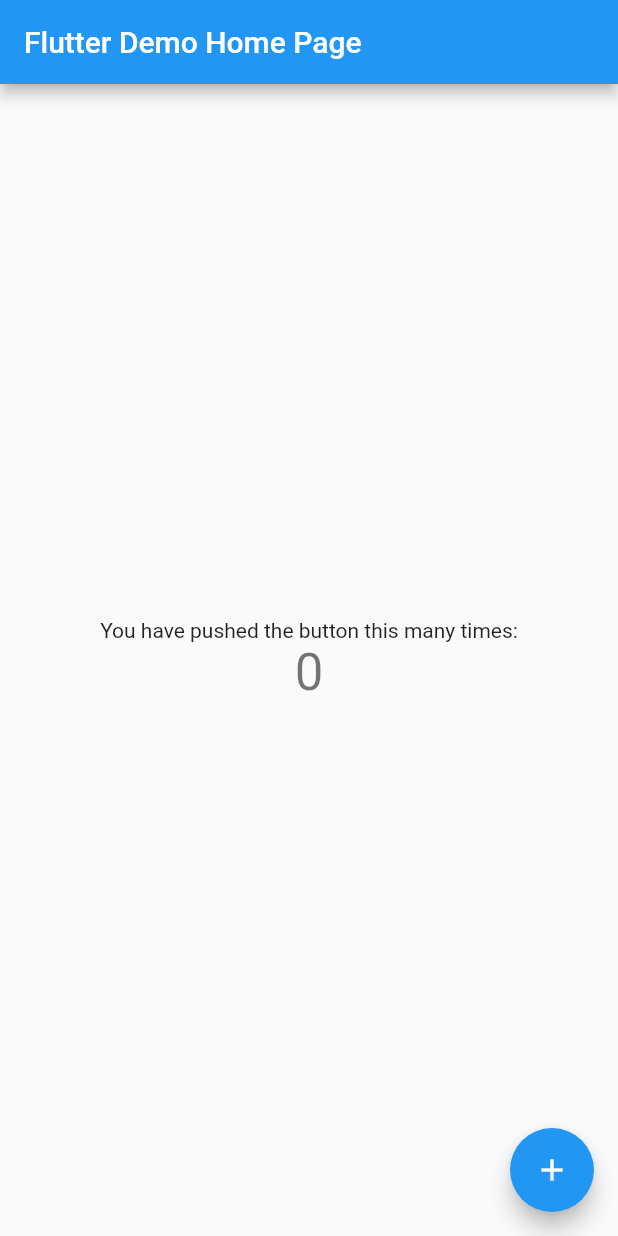
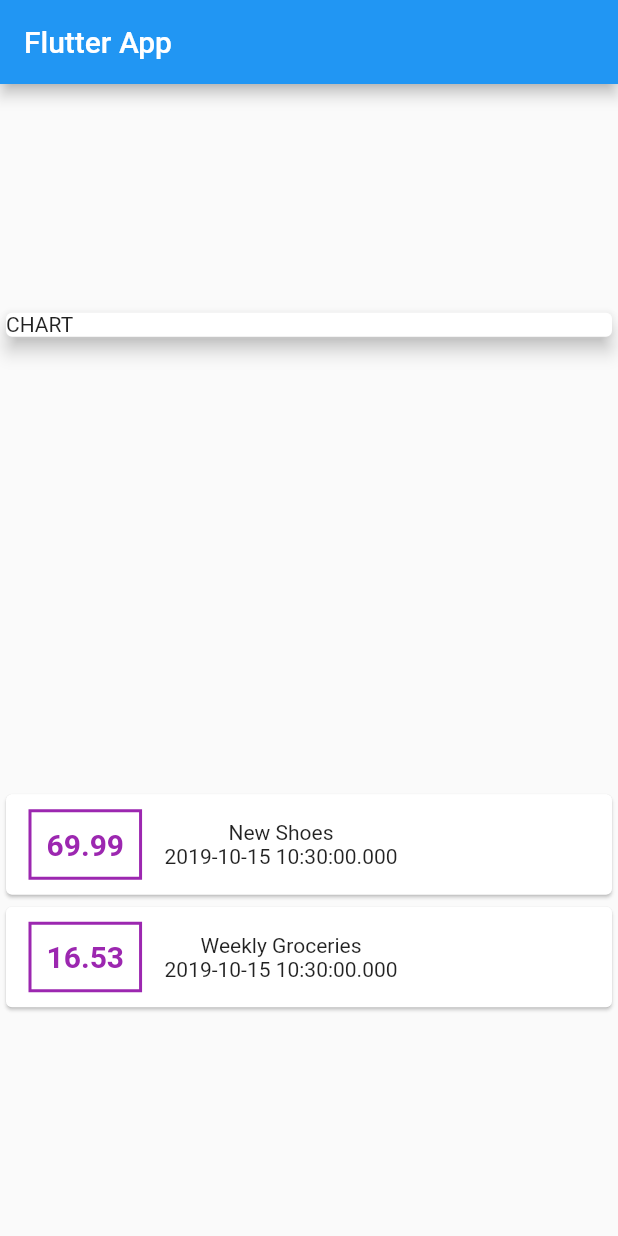
Before and after one commit to harishkrishnan24/expense-manager, a Flutter app: the screen it shows after launch, on a phone screen of 412 x 824 dp. Run offline on Flutter 3.47's test engine with Material 2 defaults, Android fonts, the phone set to English and light mode, and no system bars.

Commit message:
Card styling

```diff
--- a/lib/main.dart
+++ b/lib/main.dart
@@ -1,111 +1,95 @@
 import 'package:flutter/material.dart';
+
+import './transaction.dart';
 
 void main() => runApp(MyApp());
 
 class MyApp extends StatelessWidget {
-  // This widget is the root of your application.
   @override
   Widget build(BuildContext context) {
     return MaterialApp(
-      title: 'Flutter Demo',
-      theme: ThemeData(
-        // This is the theme of your application.
-        //
-        // Try running your application with "flutter run". You'll see the
-        // application has a blue toolbar. Then, without quitting the app, try
-        // changing the primarySwatch below to Colors.green and then invoke
-        // "hot reload" (press "r" in the console where you ran "flutter run",
-        // or simply save your changes to "hot reload" in a Flutter IDE).
-        // Notice that the counter didn't reset back to zero; the application
-        // is not restarted.
-        primarySwatch: Colors.blue,
-      ),
-      home: MyHomePage(title: 'Flutter Demo Home Page'),
+      title: 'Flutter App',
+      home: MyHomePage(),
     );
   }
 }
 
-class MyHomePage extends StatefulWidget {
-  MyHomePage({Key key, this.title}) : super(key: key);
-
-  // This widget is the home page of your application. It is stateful, meaning
-  // that it has a State object (defined below) that contains fields that affect
-  // how it looks.
-
-  // This class is the configuration for the state. It holds the values (in this
-  // case the title) provided by the parent (in this case the App widget) and
-  // used by the build method of the State. Fields in a Widget subclass are
-  // always marked "final".
-
-  final String title;
-
-  @override
-  _MyHomePageState createState() => _MyHomePageState();
-}
-
-class _MyHomePageState extends State<MyHomePage> {
-  int _counter = 0;
-
-  void _incrementCounter() {
-    setState(() {
-      // This call to setState tells the Flutter framework that something has
-      // changed in this State, which causes it to rerun the build method below
-      // so that the display can reflect the updated values. If we changed
-      // _counter without calling setState(), then the build method would not be
-      // called again, and so nothing would appear to happen.
-      _counter++;
-    });
-  }
+class MyHomePage extends StatelessWidget {
+  final List<Transaction> transactions = [
+    Transaction(
+      id: 't1',
+      title: 'New Shoes',
+      amount: 69.99,
+      date: DateTime.now(),
+    ),
+    Transaction(
+      id: 't2',
+      title: 'Weekly Groceries',
+      amount: 16.53,
+      date: DateTime.now(),
+    ),
+  ];
 
   @override
   Widget build(BuildContext context) {
-    // This method is rerun every time setState is called, for instance as done
-    // by the _incrementCounter method above.
-    //
-    // The Flutter framework has been optimized to make rerunning build methods
-    // fast, so that you can just rebuild anything that needs updating rather
-    // than having to individually change instances of widgets.
     return Scaffold(
       appBar: AppBar(
-        // Here we take the value from the MyHomePage object that was created by
-        // the App.build method, and use it to set our appbar title.
-        title: Text(widget.title),
+        title: Text('Flutter App'),
       ),
-      body: Center(
-        // Center is a layout widget. It takes a single child and positions it
-        // in the middle of the parent.
-        child: Column(
-          // Column is also a layout widget. It takes a list of children and
-          // arranges them vertically. By default, it sizes itself to fit its
-          // children horizontally, and tries to be as tall as its parent.
-          //
-          // Invoke "debug painting" (press "p" in the console, choose the
-          // "Toggle Debug Paint" action from the Flutter Inspector in Android
-          // Studio, or the "Toggle Debug Paint" command in Visual Studio Code)
-          // to see the wireframe for each widget.
-          //
-          // Column has various properties to control how it sizes itself and
-          // how it positions its children. Here we use mainAxisAlignment to
-          // center the children vertically; the main axis here is the vertical
-          // axis because Columns are vertical (the cross axis would be
-          // horizontal).
-          mainAxisAlignment: MainAxisAlignment.center,
+      body: Column(
+        mainAxisAlignment: MainAxisAlignment.spaceAround,
+        crossAxisAlignment: CrossAxisAlignment.stretch,
+        children: <Widget>[
+          Container(
+            width: double.infinity,
+            child: Card(
+              child: Text('CHART'),
+              elevation: 5,
+            ),
+          ),
+          Column(
+            children: transactions.map((tx) {
+              return Card(
+                child: Row(
+                  children: <Widget>[
+                    Container(
+                      margin: EdgeInsets.symmetric(
+                        vertical: 10,
+                        horizontal: 15,
+                      ),
+                      decoration: BoxDecoration(
+                        border: Border.all(
+                          color: Colors.purple,
+                          width: 2,
+                        ),
+                      ),
+                      padding: EdgeInsets.all(10),
+                      child: Text(
+                        tx.amount.toString(),
+                        style: TextStyle(
+                          fontWeight: FontWeight.bold,
+                          fontSize: 20,
+                          color: Colors.purple,
+                        ),
+                      ),
+                    ),
+                    Column(
                       children: <Widget>[
                         Text(
-              'You have pushed the button this many times:',
+                          tx.title,
                         ),
                         Text(
-              '$_counter',
-              style: Theme.of(context).textTheme.display1,
+                          tx.date.toString(),
                         ),
                       ],
                     ),
+                  ],
                 ),
-      floatingActionButton: FloatingActionButton(
-        onPressed: _incrementCounter,
-        tooltip: 'Increment',
-        child: Icon(Icons.add),
-      ), // This trailing comma makes auto-formatting nicer for build methods.
+              );
+            }).toList(),
+          ),
+        ],
+      ),
     );
   }
 }
--- /dev/null
+++ b/lib/transaction.dart
@@ -0,0 +1,15 @@
+import 'package:flutter/foundation.dart';
+
+class Transaction {
+  final String id;
+  final String title;
+  final double amount;
+  final DateTime date;
+
+  Transaction({
+    @required this.id,
+    @required this.title,
+    @required this.amount,
+    @required this.date,
+  });
+}
```
Lines whose indentation alone changed are shown as unchanged.
